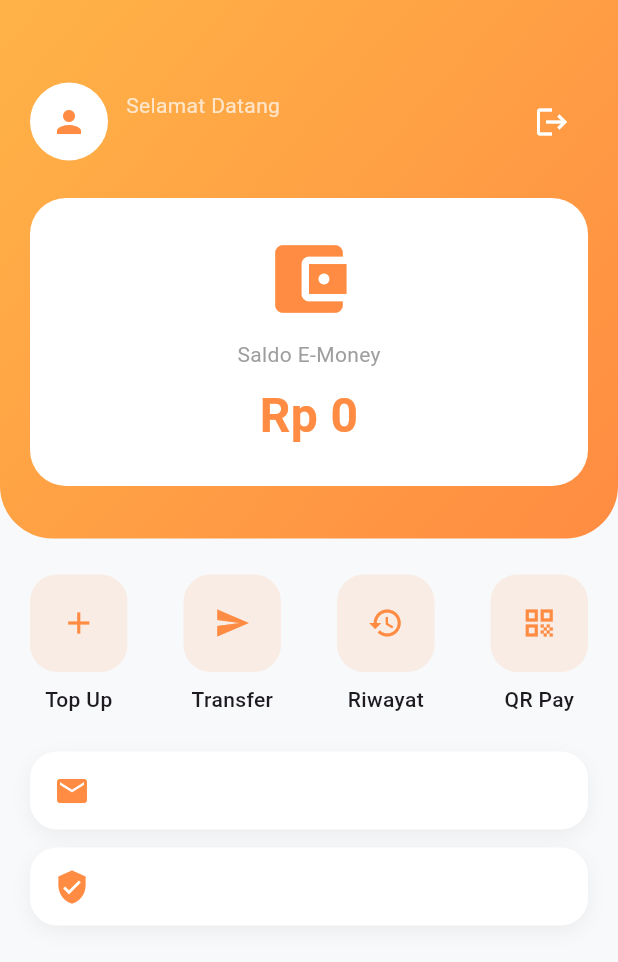
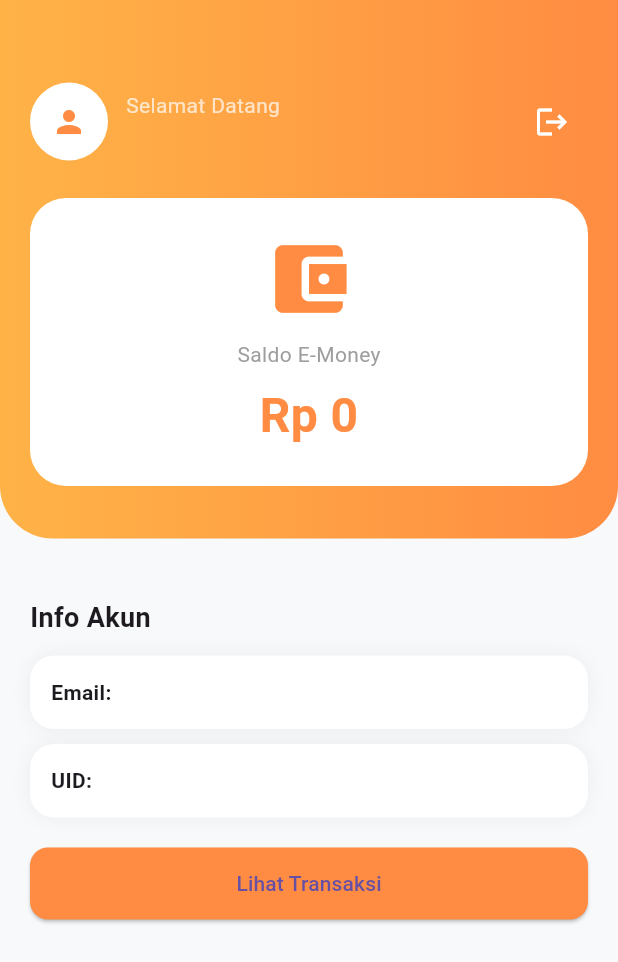
Before and after one commit to hiofadlikaakbar/semangat-mandiri-wallet, a Flutter app: the WalletHomePage screen opened directly, on a phone screen of 412 x 824 dp. Shown: the top 962 px of the screen. Run offline on Flutter 3.47's test engine with Material 3 defaults, Android fonts, the phone set to English and light mode, and no system bars; our stand-ins replace cloud_firestore, firebase_auth, firebase_core; accounts and stored records are empty.

Commit message:
nambah transaksi page di wallet

```diff
--- a/lib/features/wallet/wallet_homepage.dart
+++ b/lib/features/wallet/wallet_homepage.dart
@@ -1,15 +1,48 @@
 import 'package:flutter/material.dart';
 import 'package:firebase_auth/firebase_auth.dart';
 import 'package:cloud_firestore/cloud_firestore.dart';
-
+import '../transaction/transaction_page.dart';
 import '../auth/login_page.dart';
 
-class WalletHomePage extends StatelessWidget {
+class WalletHomePage extends StatefulWidget {
   const WalletHomePage({super.key});
 
   @override
+  State<WalletHomePage> createState() => _WalletHomePageState();
+}
+
+class _WalletHomePageState extends State<WalletHomePage> {
+  final user = FirebaseAuth.instance.currentUser;
+
+  @override
+  void initState() {
+    super.initState();
+    _ensureWalletExists();
+  }
+
+  Future<void> _ensureWalletExists() async {
+    if (user == null) return;
+
+    final docRef = FirebaseFirestore.instance
+        .collection('wallet_users')
+        .doc(user!.uid);
+
+    final doc = await docRef.get();
+
+    if (!doc.exists) {
+      await docRef.set({
+        "balance": 0,
+        "uid": user!.uid,
+        "createdAt": FieldValue.serverTimestamp(),
+      });
+    }
+  }
+
+  @override
   Widget build(BuildContext context) {
-    final user = FirebaseAuth.instance.currentUser;
+    if (user == null) {
+      return const Scaffold(body: Center(child: Text("User tidak ditemukan")));
+    }
 
     return Scaffold(
       backgroundColor: const Color(0xFFF8F9FB),
@@ -25,12 +58,23 @@ class WalletHomePage extends StatelessWidget {
           }
 
           if (!snapshot.hasData || !snapshot.data!.exists) {
-            return const Center(child: Text("Data wallet belum tersedia"));
+            return Center(
+              child: Column(
+                mainAxisAlignment: MainAxisAlignment.center,
+                children: [
+                  const Text("Data wallet belum tersedia"),
+                  const SizedBox(height: 10),
+                  Text("UID: ${user!.uid}"),
+                ],
+              ),
+            );
           }
 
           final data = snapshot.data!.data() as Map<String, dynamic>;
 
           final balance = data['balance'] ?? 0;
+          final email = user!.email ?? "-";
+          final uid = user!.uid;
 
           return SingleChildScrollView(
             child: Column(
@@ -42,8 +86,6 @@ class WalletHomePage extends StatelessWidget {
                   decoration: const BoxDecoration(
                     gradient: LinearGradient(
                       colors: [Color(0xFFFFB347), Color(0xFFFF8C42)],
-                      begin: Alignment.topLeft,
-                      end: Alignment.bottomRight,
                     ),
                     borderRadius: BorderRadius.only(
                       bottomLeft: Radius.circular(35),
@@ -71,7 +113,7 @@ class WalletHomePage extends StatelessWidget {
                                   style: TextStyle(color: Colors.white70),
                                 ),
                                 Text(
-                                  user.email ?? "-",
+                                  email,
                                   style: const TextStyle(
                                     color: Colors.white,
                                     fontWeight: FontWeight.bold,
@@ -85,9 +127,7 @@ class WalletHomePage extends StatelessWidget {
                             onPressed: () async {
                               await FirebaseAuth.instance.signOut();
 
-                              if (!context.mounted) {
-                                return;
-                              }
+                              if (!context.mounted) return;
 
                               Navigator.pushAndRemoveUntil(
                                 context,
@@ -104,7 +144,7 @@ class WalletHomePage extends StatelessWidget {
 
                       const SizedBox(height: 25),
 
-                      // CARD SALDO
+                      // SALDO CARD
                       Container(
                         width: double.infinity,
                         padding: const EdgeInsets.all(24),
@@ -144,47 +184,52 @@ class WalletHomePage extends StatelessWidget {
                   ),
                 ),
 
-                const SizedBox(height: 24),
+                const SizedBox(height: 20),
 
-                // MENU CEPAT
                 Padding(
-                  padding: const EdgeInsets.symmetric(horizontal: 20),
-                  child: Row(
-                    mainAxisAlignment: MainAxisAlignment.spaceBetween,
-                    children: const [
-                      _MenuButton(icon: Icons.add, title: "Top Up"),
-                      _MenuButton(icon: Icons.send, title: "Transfer"),
-                      _MenuButton(icon: Icons.history, title: "Riwayat"),
-                      _MenuButton(icon: Icons.qr_code, title: "QR Pay"),
-                    ],
-                  ),
-                ),
-
-                const SizedBox(height: 25),
-
-                // INFO AKUN
-                Padding(
-                  padding: const EdgeInsets.symmetric(horizontal: 20),
+                  padding: const EdgeInsets.all(20),
                   child: Column(
+                    crossAxisAlignment: CrossAxisAlignment.start,
                     children: [
-                      _InfoCard(
-                        icon: Icons.email,
-                        title: "Email",
-                        value: user.email ?? "-",
+                      const Text(
+                        "Info Akun",
+                        style: TextStyle(
+                          fontSize: 18,
+                          fontWeight: FontWeight.bold,
+                        ),
                       ),
 
                       const SizedBox(height: 12),
 
-                      _InfoCard(
-                        icon: Icons.verified_user,
-                        title: "UID",
-                        value: user.uid,
+                      _infoCard("Email", email),
+                      const SizedBox(height: 10),
+                      _infoCard("UID", uid),
+                      const SizedBox(height: 20),
+
+                      SizedBox(
+                        width: double.infinity,
+                        child: ElevatedButton(
+                          style: ElevatedButton.styleFrom(
+                            backgroundColor: const Color(0xFFFF8C42),
+                            padding: const EdgeInsets.symmetric(vertical: 14),
+                            shape: RoundedRectangleBorder(
+                              borderRadius: BorderRadius.circular(12),
+                            ),
+                          ),
+                          onPressed: () {
+                            Navigator.push(
+                              context,
+                              MaterialPageRoute(
+                                builder: (_) => const TransactionPage(),
+                              ),
+                            );
+                          },
+                          child: const Text("Lihat Transaksi"),
+                        ),
                       ),
                     ],
                   ),
                 ),
-
-                const SizedBox(height: 25),
               ],
             ),
           );
@@ -192,67 +237,21 @@ class WalletHomePage extends StatelessWidget {
       ),
     );
   }
-}
 
-class _MenuButton extends StatelessWidget {
-  final IconData icon;
-  final String title;
-
-  const _MenuButton({required this.icon, required this.title});
-
-  @override
-  Widget build(BuildContext context) {
-    return Column(
-      children: [
-        Container(
-          width: 65,
-          height: 65,
-          decoration: BoxDecoration(
-            color: const Color(0xFFFF8C42).withOpacity(0.12),
-            borderRadius: BorderRadius.circular(18),
-          ),
-          child: Icon(icon, color: const Color(0xFFFF8C42)),
-        ),
-
-        const SizedBox(height: 8),
-
-        Text(title, style: const TextStyle(fontWeight: FontWeight.w500)),
-      ],
-    );
-  }
-}
-
-class _InfoCard extends StatelessWidget {
-  final IconData icon;
-  final String title;
-  final String value;
-
-  const _InfoCard({
-    required this.icon,
-    required this.title,
-    required this.value,
-  });
-
-  @override
-  Widget build(BuildContext context) {
+  Widget _infoCard(String title, String value) {
     return Container(
-      padding: const EdgeInsets.symmetric(horizontal: 16, vertical: 14),
+      padding: const EdgeInsets.all(14),
       decoration: BoxDecoration(
         color: Colors.white,
-        borderRadius: BorderRadius.circular(18),
+        borderRadius: BorderRadius.circular(16),
         boxShadow: [
-          BoxShadow(
-            color: Colors.black.withOpacity(0.05),
-            blurRadius: 10,
-            offset: const Offset(0, 4),
-          ),
+          BoxShadow(color: Colors.black.withOpacity(0.05), blurRadius: 10),
         ],
       ),
       child: Row(
         children: [
-          Icon(icon, color: const Color(0xFFFF8C42)),
-
-          const SizedBox(width: 14),
+          Text("$title: ", style: const TextStyle(fontWeight: FontWeight.bold)),
+          Expanded(child: Text(value)),
         ],
       ),
     );
--- a/pubspec.yaml
+++ b/pubspec.yaml
@@ -33,6 +33,7 @@ dependencies:
   firebase_core:
   firebase_auth:
   cloud_firestore:
+  intl: ^0.19.0
   # The following adds the Cupertino Icons font to your application.
   # Use with the CupertinoIcons class for iOS style icons.
   cupertino_icons: ^1.0.8
```
Also changed, not shown: lib/features/transaction/transaction_page.dart (added, +147 -0 lines), pubspec.lock.
